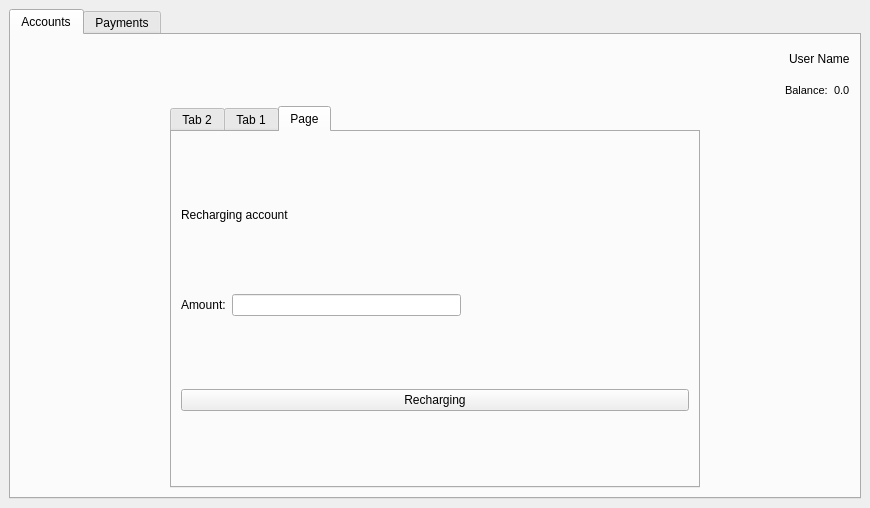
Old version of the form coursework/mainwindow.ui in the repository YahodaVitalii/Coursework.
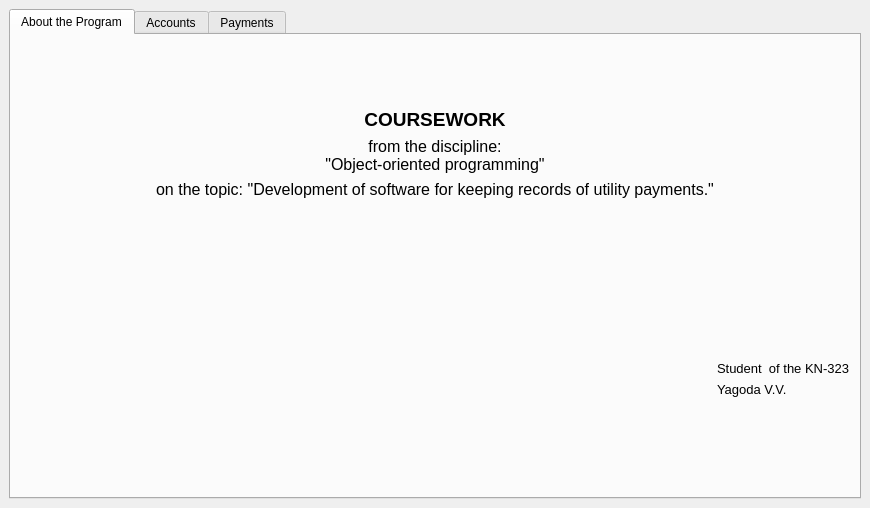
New version of the form. The open tabs and pages were chosen to show the change. Icons and pictures are not drawn.

Commit message: add about program

The edit to the form file:
```diff
--- a/coursework/mainwindow.ui
+++ b/coursework/mainwindow.ui
@@ -71,6 +71,161 @@
       <property name="elideMode">
        <enum>Qt::ElideMiddle</enum>
       </property>
+      <widget class="QWidget" name="tab_about">
+       <attribute name="title">
+        <string>About the Program</string>
+       </attribute>
+       <layout class="QVBoxLayout" name="verticalLayout_3">
+        <item>
+         <layout class="QVBoxLayout" name="verticalLayout_2">
+          <item>
+           <spacer name="verticalSpacer_2">
+            <property name="orientation">
+             <enum>Qt::Vertical</enum>
+            </property>
+            <property name="sizeHint" stdset="0">
+             <size>
+              <width>20</width>
+              <height>40</height>
+             </size>
+            </property>
+           </spacer>
+          </item>
+          <item>
+           <widget class="QLabel" name="label_4">
+            <property name="font">
+             <font>
+              <pointsize>14</pointsize>
+              <bold>true</bold>
+             </font>
+            </property>
+            <property name="text">
+             <string>COURSEWORK</string>
+            </property>
+            <property name="alignment">
+             <set>Qt::AlignCenter</set>
+            </property>
+           </widget>
+          </item>
+          <item>
+           <widget class="QLabel" name="label_5">
+            <property name="font">
+             <font>
+              <pointsize>12</pointsize>
+             </font>
+            </property>
+            <property name="text">
+             <string>from the discipline:
+&quot;Object-oriented programming&quot;</string>
+            </property>
+            <property name="alignment">
+             <set>Qt::AlignCenter</set>
+            </property>
+           </widget>
+          </item>
+          <item>
+           <widget class="QLabel" name="label_6">
+            <property name="font">
+             <font>
+              <pointsize>12</pointsize>
+             </font>
+            </property>
+            <property name="text">
+             <string>on the topic: &quot;Development of software for keeping records of utility payments.&quot;</string>
+            </property>
+            <property name="alignment">
+             <set>Qt::AlignCenter</set>
+            </property>
+           </widget>
+          </item>
+          <item>
+           <spacer name="verticalSpacer_3">
+            <property name="orientation">
+             <enum>Qt::Vertical</enum>
+            </property>
+            <property name="sizeHint" stdset="0">
+             <size>
+              <width>20</width>
+              <height>40</height>
+             </size>
+            </property>
+           </spacer>
+          </item>
+         </layout>
+        </item>
+        <item>
+         <layout class="QHBoxLayout" name="horizontalLayout">
+          <item>
+           <spacer name="horizontalSpacer_2">
+            <property name="orientation">
+             <enum>Qt::Horizontal</enum>
+            </property>
+            <property name="sizeHint" stdset="0">
+             <size>
+              <width>40</width>
+              <height>20</height>
+             </size>
+            </property>
+           </spacer>
+          </item>
+          <item>
+           <layout class="QVBoxLayout" name="verticalLayout">
+            <item>
+             <spacer name="verticalSpacer_4">
+              <property name="orientation">
+               <enum>Qt::Vertical</enum>
+              </property>
+              <property name="sizeHint" stdset="0">
+               <size>
+                <width>20</width>
+                <height>40</height>
+               </size>
+              </property>
+             </spacer>
+            </item>
+            <item>
+             <widget class="QLabel" name="label_7">
+              <property name="font">
+               <font>
+                <pointsize>10</pointsize>
+               </font>
+              </property>
+              <property name="text">
+               <string>Student  of the KN-323</string>
+              </property>
+             </widget>
+            </item>
+            <item>
+             <widget class="QLabel" name="label_8">
+              <property name="font">
+               <font>
+                <pointsize>10</pointsize>
+               </font>
+              </property>
+              <property name="text">
+               <string>Yagoda V.V.</string>
+              </property>
+             </widget>
+            </item>
+            <item>
+             <spacer name="verticalSpacer">
+              <property name="orientation">
+               <enum>Qt::Vertical</enum>
+              </property>
+              <property name="sizeHint" stdset="0">
+               <size>
+                <width>20</width>
+                <height>40</height>
+               </size>
+              </property>
+             </spacer>
+            </item>
+           </layout>
+          </item>
+         </layout>
+        </item>
+       </layout>
+      </widget>
       <widget class="QWidget" name="tab_accounts">
        <attribute name="title">
         <string>Accounts</string>
```
Left out of the diff: 16 changed lines with no effect on the pictures. The commit also changes 19 other files.
